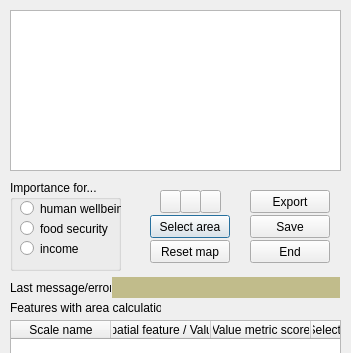
Qt form marine_values_dialog_base.ui (csiro-chris-m/marine_values) before a commit; both pictures show x 0 to 351 and y 0 to 353 of the 351 by 955 pixel window.
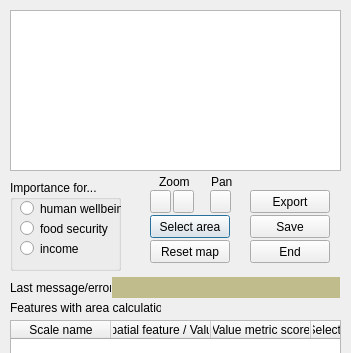
The same form after that commit.

```diff
--- a/marine_values_dialog_base.ui
+++ b/marine_values_dialog_base.ui
@@ -264,7 +264,7 @@
   <widget class="QPushButton" name="pushButtonPan">
    <property name="geometry">
     <rect>
-     <x>200</x>
+     <x>210</x>
      <y>190</y>
      <width>21</width>
      <height>23</height>
@@ -280,7 +280,7 @@
   <widget class="QPushButton" name="pushButtonZoomPlus">
    <property name="geometry">
     <rect>
-     <x>160</x>
+     <x>150</x>
      <y>190</y>
      <width>21</width>
      <height>23</height>
@@ -296,7 +296,7 @@
   <widget class="QPushButton" name="pushButtonZoomMinus">
    <property name="geometry">
     <rect>
-     <x>180</x>
+     <x>173</x>
      <y>190</y>
      <width>21</width>
      <height>23</height>
@@ -387,6 +387,32 @@
     <string>Features with counts</string>
    </property>
   </widget>
+  <widget class="QLabel" name="label_4">
+   <property name="geometry">
+    <rect>
+     <x>211</x>
+     <y>174</y>
+     <width>21</width>
+     <height>16</height>
+    </rect>
+   </property>
+   <property name="text">
+    <string>Pan</string>
+   </property>
+  </widget>
+  <widget class="QLabel" name="label_5">
+   <property name="geometry">
+    <rect>
+     <x>159</x>
+     <y>174</y>
+     <width>31</width>
+     <height>16</height>
+    </rect>
+   </property>
+   <property name="text">
+    <string>Zoom</string>
+   </property>
+  </widget>
  </widget>
  <resources/>
  <connections/>
```
